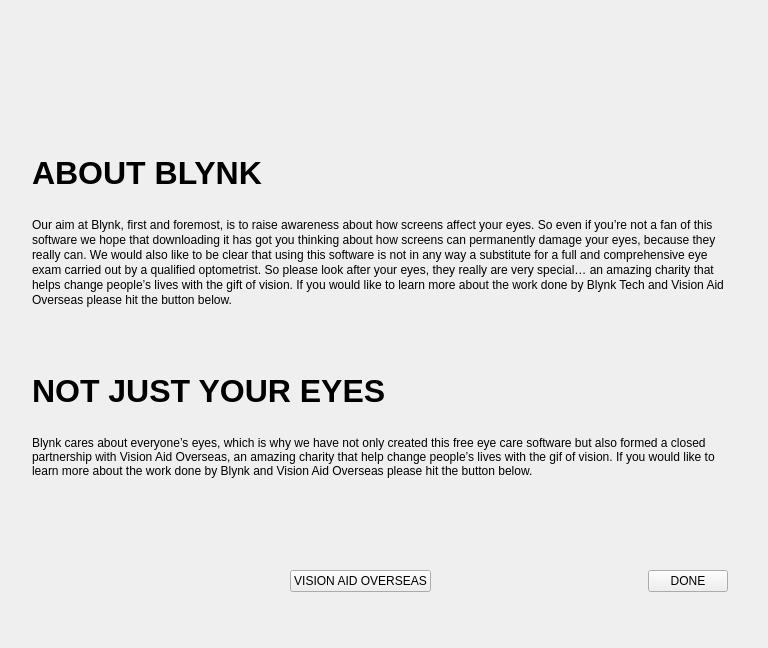
Above: blynk/aboutwindow.ui from flegall2014/Blynk before the change. Below: the same form after it.
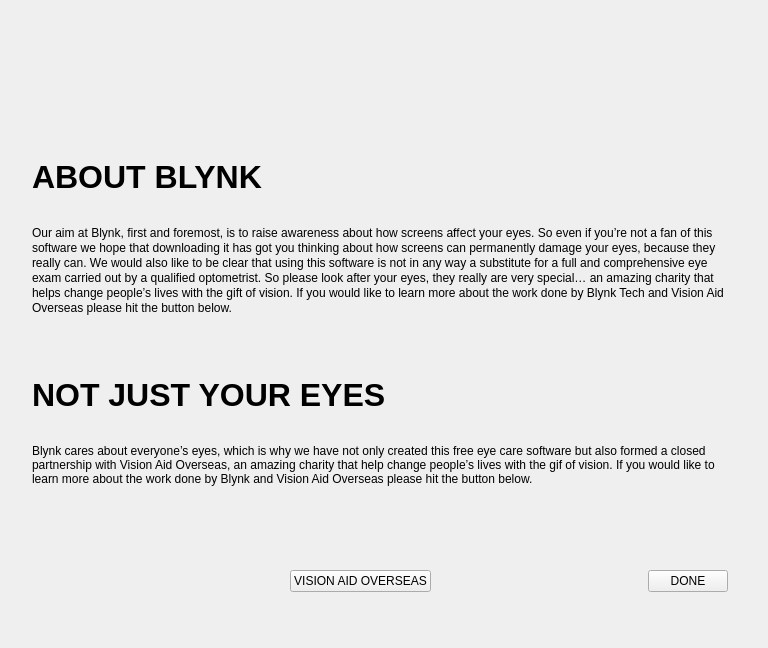
That is the form after the change. Icons and pictures are not drawn. Custom widgets are drawn as their Qt base class.

```diff
--- a/blynk/aboutwindow.ui
+++ b/blynk/aboutwindow.ui
@@ -64,7 +64,13 @@
      <property name="minimumSize">
       <size>
        <width>0</width>
-       <height>128</height>
+       <height>120</height>
+      </size>
+     </property>
+     <property name="maximumSize">
+      <size>
+       <width>16777215</width>
+       <height>120</height>
       </size>
      </property>
      <property name="text">
@@ -234,7 +240,13 @@
      <property name="minimumSize">
       <size>
        <width>0</width>
-       <height>128</height>
+       <height>120</height>
+      </size>
+     </property>
+     <property name="maximumSize">
+      <size>
+       <width>16777215</width>
+       <height>120</height>
       </size>
      </property>
      <property name="text">
```
